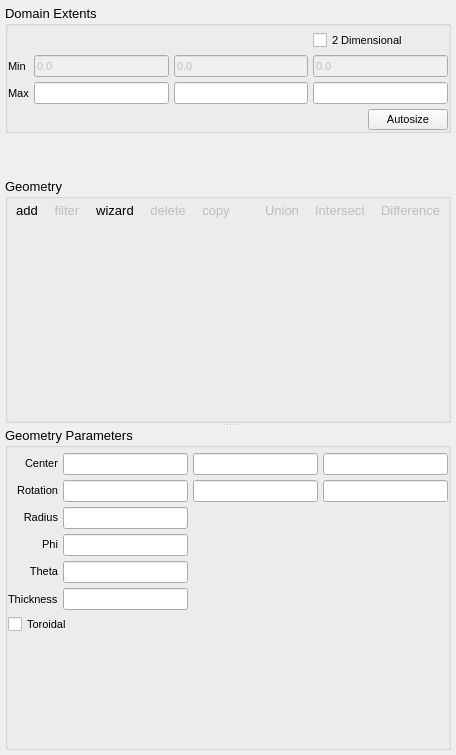
This is mfixgui/uifiles/geometry.ui in truongd8593/mfix as Qt 5 draws it before an edit. The edited form follows.
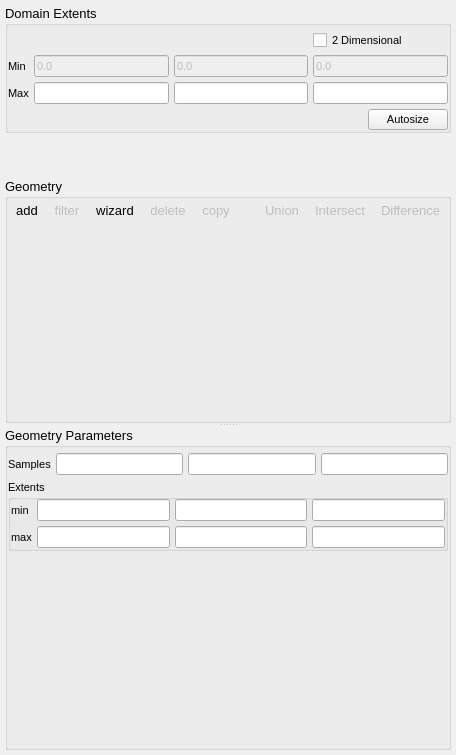
This is the edited form. Custom widgets are drawn as their Qt base class.

Commit message: enable/disable filters based on selected geometry, added implicit sample function

```diff
--- a/mfixgui/uifiles/geometry.ui
+++ b/mfixgui/uifiles/geometry.ui
@@ -484,7 +484,7 @@
           </font>
          </property>
          <property name="currentIndex">
-          <number>10</number>
+          <number>39</number>
          </property>
          <widget class="QWidget" name="none"/>
          <widget class="QWidget" name="sphere">
@@ -3629,6 +3629,95 @@
            </item>
           </layout>
          </widget>
+         <widget class="QWidget" name="sample_implicit">
+          <layout class="QGridLayout" name="gridLayout_23">
+           <property name="margin">
+            <number>0</number>
+           </property>
+           <property name="spacing">
+            <number>5</number>
+           </property>
+           <item row="0" column="1">
+            <widget class="LineEdit" name="lineedit_sample_implicit_samplesx"/>
+           </item>
+           <item row="0" column="3">
+            <widget class="LineEdit" name="lineedit_sample_implicit_samplesz"/>
+           </item>
+           <item row="0" column="0">
+            <widget class="QLabel" name="label_125">
+             <property name="text">
+              <string>Samples</string>
+             </property>
+            </widget>
+           </item>
+           <item row="0" column="2">
+            <widget class="LineEdit" name="lineedit_sample_implicit_samplesy"/>
+           </item>
+           <item row="1" column="0" colspan="4">
+            <widget class="QGroupBox" name="groupBox_3">
+             <property name="title">
+              <string>Extents</string>
+             </property>
+             <property name="flat">
+              <bool>true</bool>
+             </property>
+             <layout class="QGridLayout" name="gridLayout_22">
+              <property name="margin">
+               <number>0</number>
+              </property>
+              <property name="spacing">
+               <number>5</number>
+              </property>
+              <item row="1" column="2">
+               <widget class="LineEdit" name="lineedit_sample_implicit_maxy"/>
+              </item>
+              <item row="0" column="0">
+               <widget class="QLabel" name="label_122">
+                <property name="text">
+                 <string>min</string>
+                </property>
+               </widget>
+              </item>
+              <item row="1" column="0">
+               <widget class="QLabel" name="label_123">
+                <property name="text">
+                 <string>max</string>
+                </property>
+               </widget>
+              </item>
+              <item row="1" column="1">
+               <widget class="LineEdit" name="lineedit_sample_implicit_maxx"/>
+              </item>
+              <item row="0" column="1">
+               <widget class="LineEdit" name="lineedit_sample_implicit_minx"/>
+              </item>
+              <item row="0" column="2">
+               <widget class="LineEdit" name="lineedit_sample_implicit_miny"/>
+              </item>
+              <item row="0" column="3">
+               <widget class="LineEdit" name="lineedit_sample_implicit_minz"/>
+              </item>
+              <item row="1" column="3">
+               <widget class="LineEdit" name="lineedit_sample_implicit_maxz"/>
+              </item>
+             </layout>
+            </widget>
+           </item>
+           <item row="2" column="0">
+            <spacer name="verticalSpacer_20">
+             <property name="orientation">
+              <enum>Qt::Vertical</enum>
+             </property>
+             <property name="sizeHint" stdset="0">
+              <size>
+               <width>20</width>
+               <height>40</height>
+              </size>
+             </property>
+            </spacer>
+           </item>
+          </layout>
+         </widget>
          <widget class="QWidget" name="boolean">
           <layout class="QGridLayout" name="gridLayout_31">
            <property name="margin">
```
The commit also changes 2 other files.
